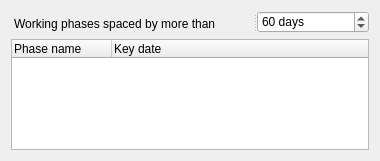
Before: the Qt Designer form core/phases.ui in Rekall/Rekall, drawn with Qt 5.
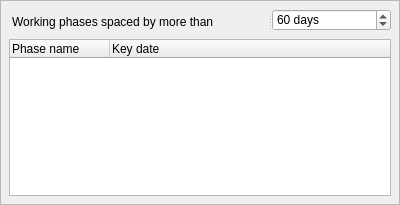
After: the same form once the commit is applied.

Patch:
```diff
--- a/core/phases.ui
+++ b/core/phases.ui
@@ -6,8 +6,8 @@
    <rect>
     <x>0</x>
     <y>0</y>
-    <width>380</width>
-    <height>161</height>
+    <width>400</width>
+    <height>205</height>
    </rect>
   </property>
   <property name="windowTitle">
@@ -20,6 +20,45 @@
 </string>
   </property>
   <layout class="QVBoxLayout" name="verticalLayout">
+   <property name="spacing">
+    <number>0</number>
+   </property>
+   <property name="leftMargin">
+    <number>0</number>
+   </property>
+   <property name="topMargin">
+    <number>0</number>
+   </property>
+   <property name="rightMargin">
+    <number>0</number>
+   </property>
+   <property name="bottomMargin">
+    <number>0</number>
+   </property>
+   <item>
+    <widget class="QFrame" name="globalFramePhases">
+     <property name="frameShape">
+      <enum>QFrame::StyledPanel</enum>
+     </property>
+     <property name="frameShadow">
+      <enum>QFrame::Raised</enum>
+     </property>
+     <layout class="QVBoxLayout" name="verticalLayout_2">
+      <property name="spacing">
+       <number>8</number>
+      </property>
+      <property name="leftMargin">
+       <number>8</number>
+      </property>
+      <property name="topMargin">
+       <number>8</number>
+      </property>
+      <property name="rightMargin">
+       <number>8</number>
+      </property>
+      <property name="bottomMargin">
+       <number>8</number>
+      </property>
    <item>
     <widget class="QSplitter" name="splitter">
      <property name="orientation">
@@ -61,6 +100,9 @@
        <string>Key date</string>
       </property>
      </column>
+       </widget>
+      </item>
+     </layout>
     </widget>
    </item>
   </layout>
```
Lines whose indentation alone changed are shown as unchanged.
